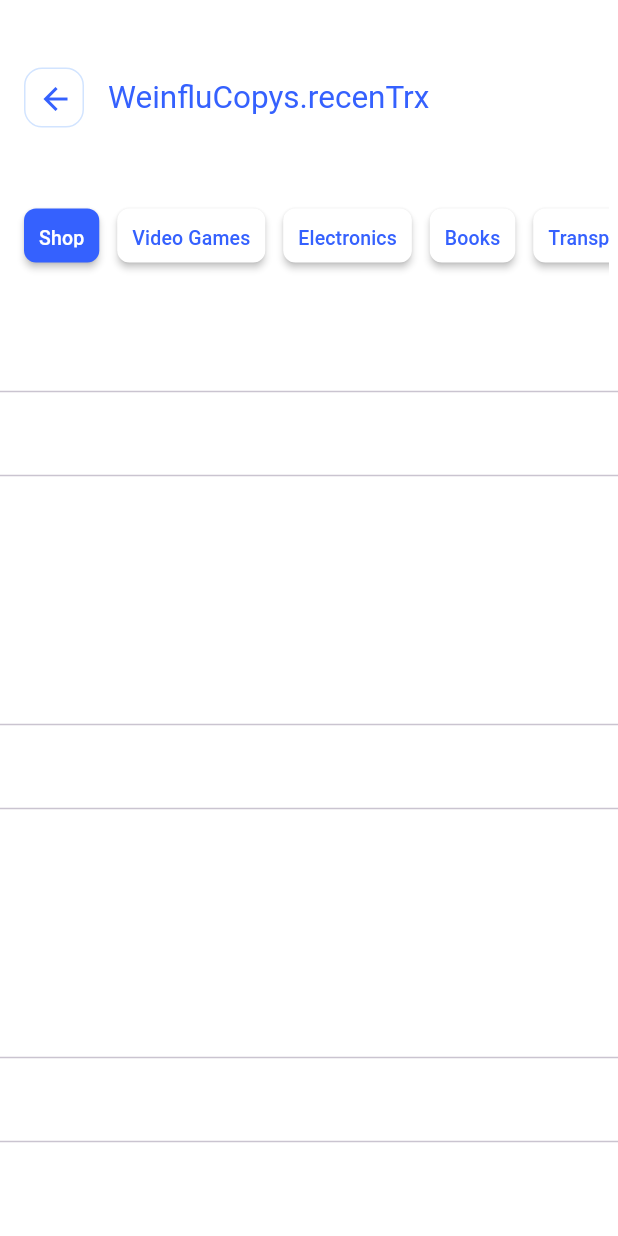
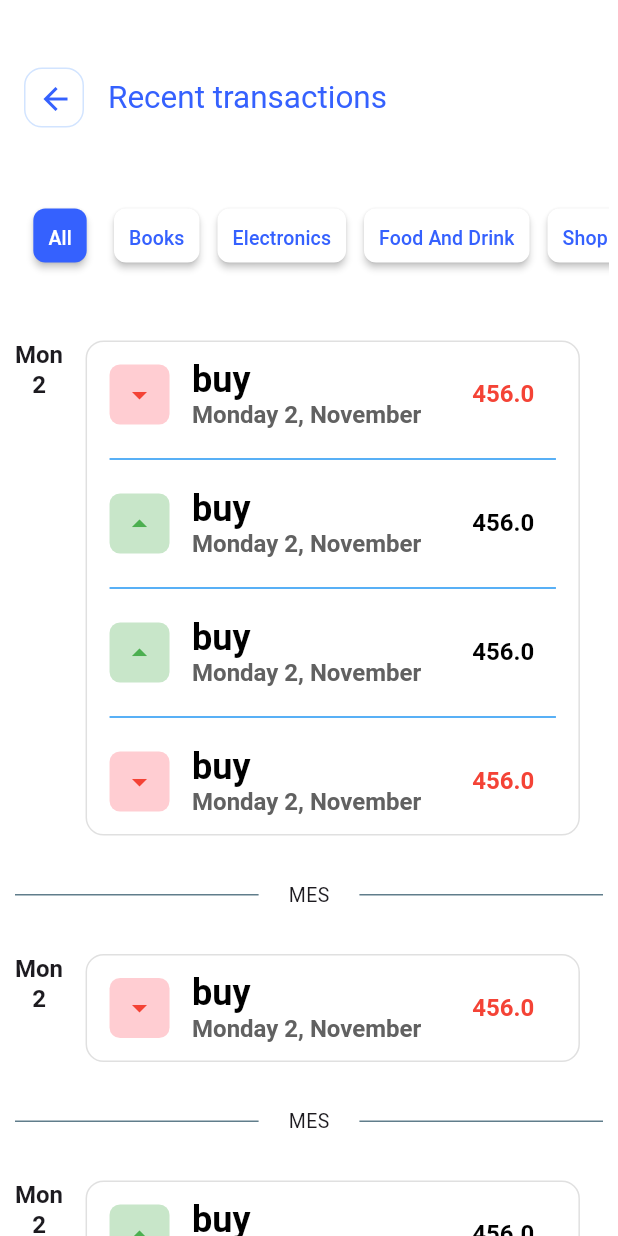
Before and after one commit to hllsebastian/gastos-app, a Flutter app: the AllTransactions screen opened by its route, on a phone screen of 412 x 824 dp. Run offline on Flutter 3.47's test engine with Material 3 defaults, Android fonts, the phone set to English and light mode, and no system bars.

Commit message:
Refactor on TransactionsDetails to reuse widget. Change variable name on GastosTexts.

```diff
--- a/lib/design/gastos_texts.dart
+++ b/lib/design/gastos_texts.dart
@@ -25,6 +25,6 @@ class GastosTexts {
   static String alreadyHaveAccount = 'Already have an account? ';
   static String yourBudget = 'Your Budget';
   static String categories = 'Categories';
-  static String recentTransaction = 'Recent transaction';
+  static String recentTrx = 'Recent transactions';
   static String viewAll = 'View All';
 }
--- a/lib/mocks/transactions_mocks.dart
+++ b/lib/mocks/transactions_mocks.dart
@@ -1,6 +1,6 @@
 import 'package:practice_1/models/transaction_detail.dart';
 import 'package:practice_1/models/transaction_detail_mounth.dart';
-import 'package:practice_1/widgets/recent_transactions.dart';
+import 'package:practice_1/widgets/transactions_details.dart';
 
 class TransactionsMocks {
   const TransactionsMocks._();
@@ -57,7 +57,7 @@ class TransactionsMocks {
         TransactionDetail(
           movementName: 'buy',
           transactionDate: 'monday ',
-          transactionType: TransactionType.positive,
+          transactionType: TransactionType.negative,
           amount: 456,
         ),
         TransactionDetail(
@@ -75,7 +75,21 @@ class TransactionsMocks {
         TransactionDetail(
           movementName: 'buy',
           transactionDate: 'monday ',
-          transactionType: TransactionType.positive,
+          transactionType: TransactionType.negative,
+          amount: 456,
+        ),
+      ],
+    ),
+    const TransactionDetailByMounth(
+      day: 'Monday',
+      mounth: 'November',
+      dayNumber: 2,
+      isToday: false,
+      listofTransactions: [
+        TransactionDetail(
+          movementName: 'buy',
+          transactionDate: 'monday ',
+          transactionType: TransactionType.negative,
           amount: 456,
         ),
       ],
@@ -103,21 +117,7 @@ class TransactionsMocks {
         TransactionDetail(
           movementName: 'buy',
           transactionDate: 'monday ',
-          transactionType: TransactionType.positive,
-          amount: 456,
-        ),
-      ],
-    ),
-    const TransactionDetailByMounth(
-      day: 'Monday',
-      mounth: 'November',
-      dayNumber: 2,
-      isToday: false,
-      listofTransactions: [
-        TransactionDetail(
-          movementName: 'buy',
-          transactionDate: 'monday ',
-          transactionType: TransactionType.positive,
+          transactionType: TransactionType.negative,
           amount: 456,
         ),
       ],
--- a/lib/pages/all_transactions.dart
+++ b/lib/pages/all_transactions.dart
@@ -1,9 +1,13 @@
 import 'package:flutter/material.dart';
+import 'package:practice_1/design/gastos_texts.dart';
 import 'package:practice_1/design/practice_one_colors.dart';
 import 'package:practice_1/mocks/transactions_mocks.dart';
+import 'package:practice_1/models/transaction_detail_mounth.dart';
+import 'package:practice_1/widgets/transactions_details.dart';
 
 class AllTransactions extends StatelessWidget {
-  const AllTransactions({super.key});
+  const AllTransactions({super.key, this.listOftransactions});
+  final List<TransactionDetailByMounth>? listOftransactions;
 
   @override
   Widget build(BuildContext context) {
@@ -30,15 +34,41 @@ class AllTransactions extends StatelessWidget {
         title: Padding(
           padding: const EdgeInsets.fromLTRB(0, 45, 16, 12),
           child: Text(
-            'WeinfluCopys.recenTrx',
+            GastosTexts.recentTrx,
             style: Theme.of(context).textTheme.headlineLarge,
           ),
         ),
         centerTitle: false,
       ),
       backgroundColor: GastosColors.brandLightColor,
-      body: Column(children: [
-        Container(
+      body: _AllTransactions(listOftransactions: listOftransactions),
+    );
+  }
+}
+
+class _AllTransactions extends StatelessWidget {
+  const _AllTransactions({this.listOftransactions});
+  final List<TransactionDetailByMounth>? listOftransactions;
+
+  @override
+  Widget build(BuildContext context) {
+    return Column(children: [
+      const _AllTrxButtons(),
+      TransactionsDetails(
+        listOftransactions: TransactionsMocks.transactionsByMonth,
+        isAllTrasactions: true,
+      ),
+    ]);
+  }
+}
+
+class _AllTrxButtons extends StatelessWidget {
+  const _AllTrxButtons();
+
+  @override
+  Widget build(BuildContext context) {
+    TransactionsMocks.categories.sort();
+    return Container(
       height: 56,
       margin: const EdgeInsets.symmetric(horizontal: 6, vertical: 32),
       child: ListView.builder(
@@ -63,50 +93,6 @@ class AllTransactions extends StatelessWidget {
           );
         },
       ),
-        ),
-        Expanded(
-          child: ListView.separated(
-            itemBuilder: (context, month) {
-              print('vamos en el mes $month');
-              return ListView.separated(
-                shrinkWrap: true,
-                physics: const NeverScrollableScrollPhysics(),
-                itemCount: 3,
-                itemBuilder: (context, day) {
-                  print('vamos en el dia $day');
-                  // var currentday = TransactionsMocks
-                  //     .transactionDetailByMonth[month]
-                  //     .listofTransactions[day];
-                  return const Padding(
-                    padding: EdgeInsets.all(16.0),
-                    // child: TransactionDetailByDay(
-                    //     listofTransactions: currentday.listofTransactions,
-                    //     day: currentday.day,
-                    //     isToday: currentday.isToday,
-                    //     dayNumber: currentday.dayNumber),
-                  );
-                },
-                separatorBuilder: (context, indice) => const SizedBox(
-                  height: 24,
-                  child: Divider(),
-                ),
-                // itemCount: TransactionsMocks
-                //     .transactionDetailByMonth[month]
-                //     .listofTransactions.length
-              );
-            },
-            separatorBuilder: (context, month) => const Padding(
-              padding: EdgeInsets.fromLTRB(16, 54, 16, 24),
-              // child: DividerWithText(
-              //     title: TransactionsMocks
-              //         .transactionDetailByMonth[month + 1].month),
-            ),
-            itemCount: 3,
-            // itemCount:
-            //     TransactionsMocks.transactionDetailByMonth.length
-          ),
-        ),
-      ]),
     );
   }
 }
--- a/lib/widgets/buttons_row.dart
+++ b/lib/widgets/buttons_row.dart
@@ -42,7 +42,7 @@ class ButtonsRow extends StatelessWidget {
               child: Padding(
                 padding: const EdgeInsets.symmetric(vertical: 16, horizontal: 10),
                 child: Text(
-                  GastosTexts.recentTransaction,
+                  GastosTexts.recentTrx,
                   style: const TextStyle(color: GastosColors.brandLigthDarkColor, fontSize: 14),
                 ),
               )),
--- a/lib/widgets/recent_transactions.dart
+++ b/lib/widgets/transactions_details.dart
@@ -1,20 +1,34 @@
 import 'package:flutter/material.dart';
 import 'package:practice_1/config/app_routes.dart';
 import 'package:practice_1/design/gastos_texts.dart';
+import 'package:practice_1/design/gastos_themes.dart';
+import 'package:practice_1/mocks/transactions_mocks.dart';
 import 'package:practice_1/models/transaction_detail.dart';
 import 'package:practice_1/models/transaction_detail_mounth.dart';
 
-class RecentTransactions extends StatelessWidget {
-  const RecentTransactions({super.key, this.listOftransactions});
+class TransactionsDetails extends StatelessWidget {
+  const TransactionsDetails({
+    super.key,
+    this.listOftransactions,
+    this.isAllTrasactions = false,
+  });
   final List<TransactionDetailByMounth>? listOftransactions;
+  final bool isAllTrasactions;
 
   @override
   Widget build(BuildContext context) {
     return Expanded(
       child: CustomScrollView(
+        shrinkWrap: true,
         slivers: [
-          const ViewAllButton(),
-          RecentTransactionsItem(listOftransactions: listOftransactions),
+          ViewAllButton(isAllTrasactions: isAllTrasactions),
+          RecentTransactionsItem(
+            listOftransactions: listOftransactions,
+            isAllTrasactions: isAllTrasactions,
+          ),
+          const SliverToBoxAdapter(
+            child: SizedBox(height: 30),
+          )
         ],
       ),
     );
@@ -24,12 +38,16 @@ class RecentTransactions extends StatelessWidget {
 class ViewAllButton extends StatelessWidget {
   const ViewAllButton({
     super.key,
+    this.isAllTrasactions = false,
   });
+  final bool isAllTrasactions;
 
   @override
   Widget build(BuildContext context) {
     return SliverToBoxAdapter(
-      child: TextButton(
+      child: isAllTrasactions
+          ? const SizedBox.shrink()
+          : TextButton(
               style: const ButtonStyle(alignment: Alignment.centerRight),
               child: Text(
                 GastosTexts.viewAll,
@@ -37,7 +55,11 @@ class ViewAllButton extends StatelessWidget {
               ),
               onPressed: () {
                 print('le diste clic a view all');
-          Navigator.pushNamed(context, AppRoutes.allTransactionsPage);
+                Navigator.pushNamed(
+                  context,
+                  AppRoutes.allTransactionsPage,
+                  arguments: TransactionsMocks.transactionsByMonth,
+                );
               },
             ),
     );
@@ -45,8 +67,13 @@ class ViewAllButton extends StatelessWidget {
 }
 
 class RecentTransactionsItem extends StatelessWidget {
-  const RecentTransactionsItem({super.key, this.listOftransactions});
+  const RecentTransactionsItem({
+    super.key,
+    this.listOftransactions,
+    this.isAllTrasactions = false,
+  });
   final List<TransactionDetailByMounth>? listOftransactions;
+  final bool isAllTrasactions;
 
   @override
   Widget build(BuildContext context) {
@@ -54,12 +81,13 @@ class RecentTransactionsItem extends StatelessWidget {
     final textStyle = Theme.of(context).textTheme;
     return SliverToBoxAdapter(
       child: SizedBox(
-        height: MediaQuery.sizeOf(context).height * 0.75,
+        child: Padding(
+          padding: const EdgeInsets.only(bottom: 8.0),
           child: ListView.separated(
             shrinkWrap: true,
             physics: const NeverScrollableScrollPhysics(),
             itemCount: listOftransactions?.length ?? 0,
-          separatorBuilder: (context, index) => const Divider(color: Colors.red),
+            separatorBuilder: (context, index) => _DaysDivider(isAllTrasactions),
             itemBuilder: (context, index) {
               final detailItem = listOftransactions?[index];
               final dayShortName = detailItem?.day.substring(0, 3);
@@ -84,6 +112,7 @@ class RecentTransactionsItem extends StatelessWidget {
             },
           ),
         ),
+      ),
     );
   }
 }
@@ -104,22 +133,20 @@ class _RecentTransactionDetails extends StatelessWidget {
   @override
   Widget build(BuildContext context) {
     return Container(
+      width: MediaQuery.sizeOf(context).width * 0.8,
       margin: const EdgeInsets.symmetric(horizontal: 15, vertical: 10),
       decoration: BoxDecoration(
         color: Colors.white,
-        borderRadius: BorderRadius.circular(12),
+        borderRadius: GastosThemes.borderRadius,
         border: Border.all(color: Colors.black12),
       ),
-      width: MediaQuery.sizeOf(context).width * 0.8,
       child: ListView.separated(
           shrinkWrap: true,
           physics: const NeverScrollableScrollPhysics(),
           itemCount: listOftransactions?[itemIndex].listofTransactions.length ?? 0,
           separatorBuilder: (context, index) => const Padding(
                 padding: EdgeInsets.symmetric(horizontal: 15),
-                child: Divider(
-                  color: Colors.blue,
-                ),
+                child: Divider(color: Colors.blue),
               ),
           itemBuilder: (context, detailIndex) {
             final transactionDetail = listOftransactions?[itemIndex].listofTransactions[detailIndex];
@@ -164,3 +191,30 @@ class _RecentTransactionDetails extends StatelessWidget {
     );
   }
 }
+
+class _DaysDivider extends StatelessWidget {
+  const _DaysDivider(this.isAllTrasactions);
+  final bool isAllTrasactions;
+
+  @override
+  Widget build(BuildContext context) {
+    return isAllTrasactions
+        ? const Padding(
+            padding: EdgeInsets.symmetric(horizontal: 10, vertical: 20),
+            child: Row(
+              children: [
+                Expanded(child: Divider(height: 10, color: Colors.blueGrey)),
+                Padding(
+                  padding: EdgeInsets.symmetric(horizontal: 20),
+                  child: Text('MES'),
+                ),
+                Expanded(child: Divider(color: Colors.blueGrey)),
+              ],
+            ),
+          )
+        : const Padding(
+            padding: EdgeInsets.symmetric(horizontal: 20, vertical: 20),
+            child: Divider(color: Colors.blueGrey),
+          );
+  }
+}
```
Also changed, not shown: lib/pages/home_page.dart (+3 -13 lines), lib/practice_one_app.dart (+9 -6 lines). Lines whose indentation alone changed are shown as unchanged.
